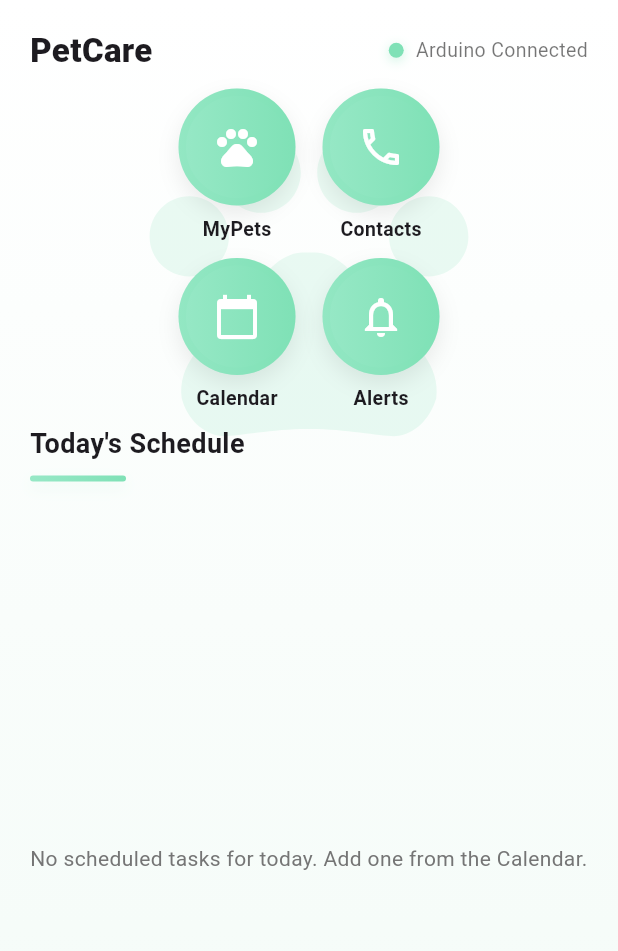
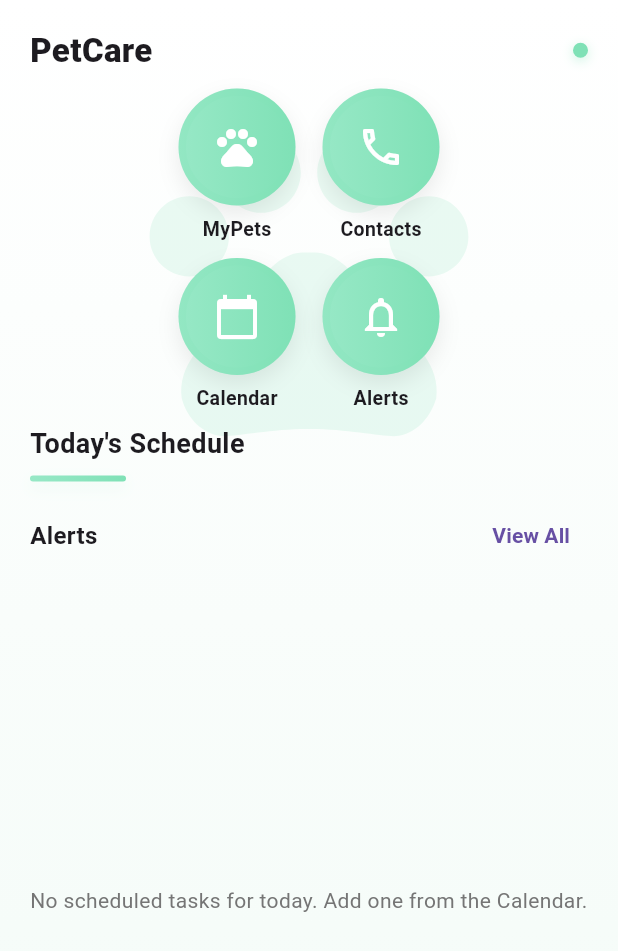
Before and after one commit to Darkmatter269-dev/PetCare, a Flutter app: the HomePage screen opened by its route, on a phone screen of 412 x 824 dp. Shown: the top 951 px of the screen. Run offline on Flutter 3.47's test engine with Material 3 defaults, Android fonts, the phone set to English and light mode, and no system bars; our stand-ins replace flutter_contacts, image_picker, permission_handler.

Commit message:
fix(ui): show Alerts under Today's Schedule when empty; include Alerts as footer when schedules exist

```diff
--- a/lib/screens/home_page.dart
+++ b/lib/screens/home_page.dart
@@ -60,11 +60,6 @@ class HomePage extends StatelessWidget {
                               )
                             ],
                           ),
-                        ),
-                        const SizedBox(width: 8),
-                        const Text(
-                          'Arduino Connected',
-                          style: TextStyle(fontSize: 13, color: Colors.black54),
                         ),
                       ],
                     ),
@@ -159,7 +154,31 @@ class HomePage extends StatelessWidget {
                 ),
                 const SizedBox(height: 12),
 
-                // Schedules or placeholder
+                // If there are no schedules, show Alerts immediately under the
+                // Today's Schedule header. When schedules exist the Alerts header
+                // will be rendered as a footer inside the schedule list so it
+                // appears after the schedule items.
+                if (todayList.isEmpty) ...[
+                  Row(
+                    mainAxisAlignment: MainAxisAlignment.spaceBetween,
+                    children: [
+                      const Text(
+                        'Alerts',
+                        style: TextStyle(fontSize: 16, fontWeight: FontWeight.w700),
+                      ),
+                      TextButton(
+                        onPressed: () => Navigator.of(context).pushNamed('/alerts'),
+                        child: const Text('View All', style: TextStyle(fontWeight: FontWeight.w600)),
+                      ),
+                    ],
+                  ),
+                  const SizedBox(height: 8),
+                ],
+
+                // Schedules or placeholder. If there are schedules, render the Alerts
+                // header as a footer inside the scrollable list so it appears directly
+                // below the schedule items. If there are no schedules, keep Alerts
+                // below the placeholder (rendered after Expanded).
                 Expanded(
                   child: todayList.isEmpty
                       ? Center(
@@ -171,14 +190,40 @@ class HomePage extends StatelessWidget {
                         )
                       : ListView.separated(
                           padding: EdgeInsets.zero,
-                          itemCount: todayList.length,
+                          itemCount: todayList.length + 1, // extra footer for Alerts
                           separatorBuilder: (_, __) => const SizedBox(height: 12),
                           itemBuilder: (_, i) {
-                            final s = todayList[i];
-                            return _HomeScheduleCard(schedule: s);
+                            if (i < todayList.length) {
+                              final s = todayList[i];
+                              return _HomeScheduleCard(schedule: s);
+                            }
+                            // Footer: Alerts header (appears after schedules)
+                            return Column(
+                              crossAxisAlignment: CrossAxisAlignment.start,
+                              children: [
+                                const SizedBox(height: 12),
+                                Row(
+                                  mainAxisAlignment: MainAxisAlignment.spaceBetween,
+                                  children: [
+                                    const Text(
+                                      'Alerts',
+                                      style: TextStyle(fontSize: 16, fontWeight: FontWeight.w700),
+                                    ),
+                                    TextButton(
+                                      onPressed: () => Navigator.of(context).pushNamed('/alerts'),
+                                      child: const Text('View All', style: TextStyle(fontWeight: FontWeight.w600)),
+                                    ),
+                                  ],
+                                ),
+                                const SizedBox(height: 8),
+                              ],
+                            );
                           },
                         ),
                 ),
+
+                // no additional footer here; Alerts is either shown above (when
+                // no schedules) or included inside the list (when schedules exist).
               ],
             ),
           ),
```
